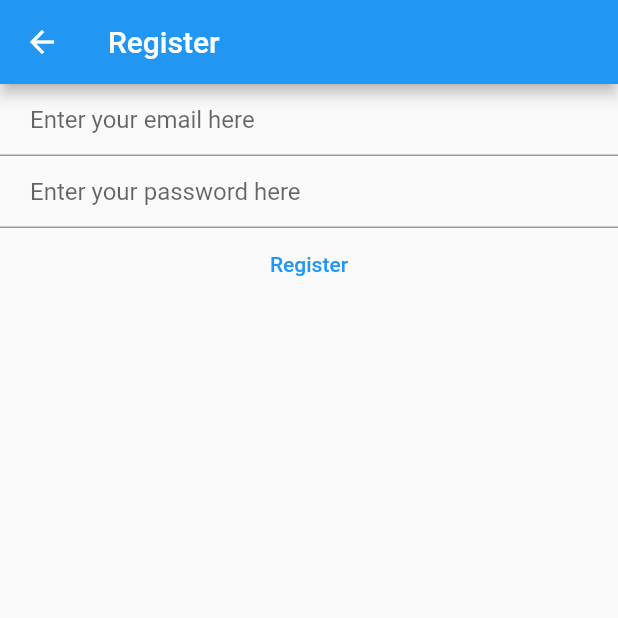
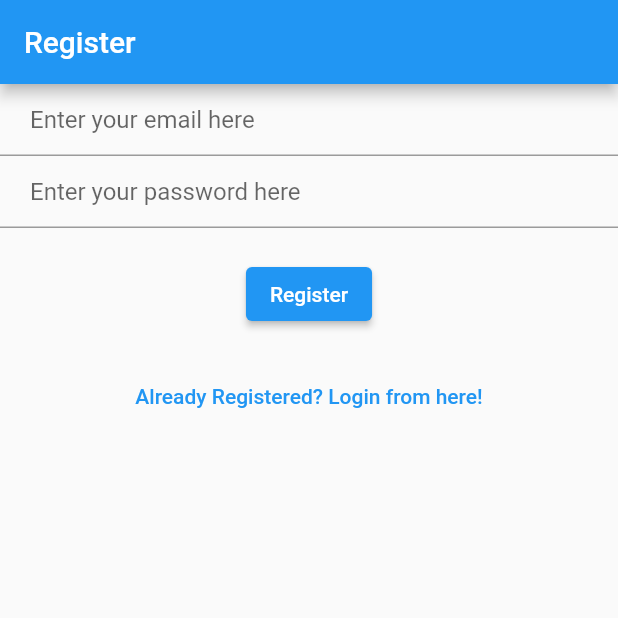
Before and after one commit to utkarshjaiswal0004/panchshala, a Flutter app: the RegisterView screen opened directly, on a phone screen of 412 x 824 dp, the top half of it. Run offline on Flutter 3.47's test engine with Material 2 defaults, Android fonts, the phone set to English and light mode, and no system bars; our stand-ins replace firebase_auth, firebase_core; accounts and stored records are empty.

Commit message:
Login Register Verify Email Completed

```diff
--- a/lib/views/register_view.dart
+++ b/lib/views/register_view.dart
@@ -34,14 +34,7 @@ class _RegisterViewState extends State<RegisterView> {
       appBar: AppBar(
         title: const Text('Register'),
       ),
-        body: FutureBuilder(
-          future: Firebase.initializeApp(
-            options: DefaultFirebaseOptions.currentPlatform,
-          ),
-          builder: (context, snapshot) {
-            switch (snapshot.connectionState) {
-              case ConnectionState.done:
-                return SafeArea(
+      body: SafeArea(
         child: Column(
           children: [
             TextField(
@@ -65,7 +58,9 @@ class _RegisterViewState extends State<RegisterView> {
                 contentPadding: EdgeInsets.fromLTRB(20, 0, 0, 0),
               ),
             ),
-                      TextButton(
+            Padding(
+              padding: const EdgeInsets.fromLTRB(0, 20, 0, 20),
+              child: ElevatedButton(
                 onPressed: () async {
                   final email = _email.text;
                   final password = _password.text;
@@ -82,15 +77,18 @@ class _RegisterViewState extends State<RegisterView> {
                 },
                 child: const Text('Register'),
               ),
+            ),
+            TextButton(
+              onPressed: () {
+                // return RegisterView()
+                Navigator.of(context)
+                    .pushNamedAndRemoveUntil('/login', (route) => false);
+              },
+              child: const Text('Already Registered? Login from here!'),
+            )
           ],
         ),
-                );
-              default:
-                return const SafeArea(
-                  child: Text('Loading.....'),
+      ),
     );
   }
-          },
-        ));
 }
-}
```
Also changed, not shown: lib/main.dart (+27 -15 lines), lib/views/login_view.dart (+18 -22 lines), lib/views/verify_email_view.dart (added, +32 -0 lines). Lines whose indentation alone changed are shown as unchanged.
